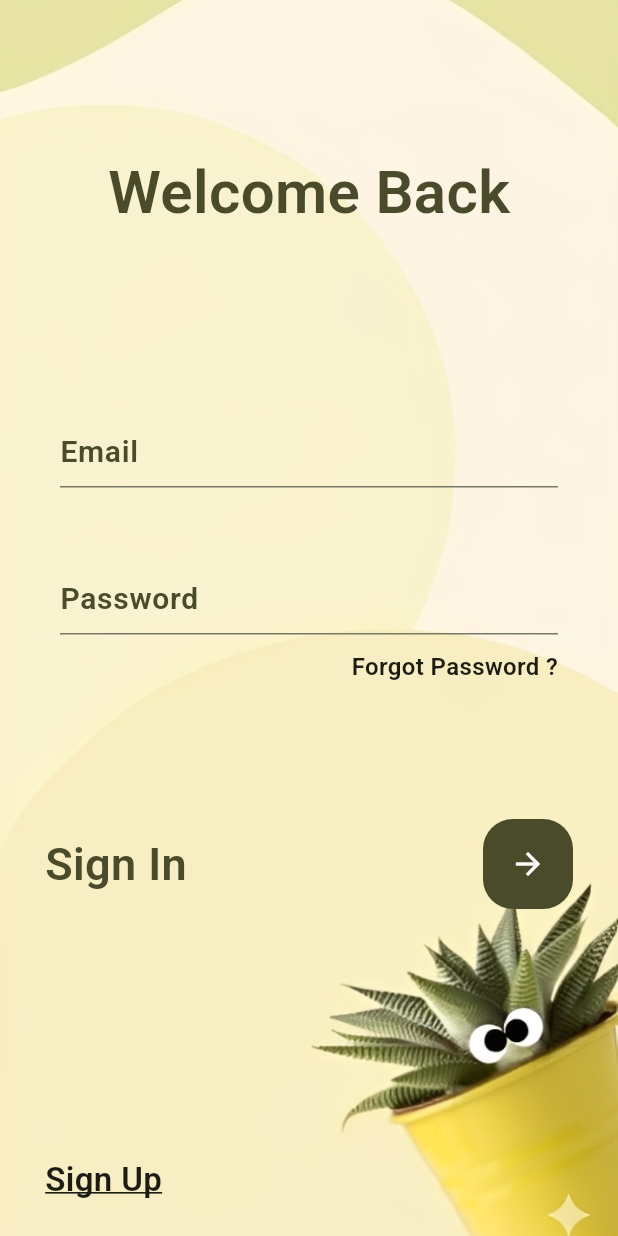
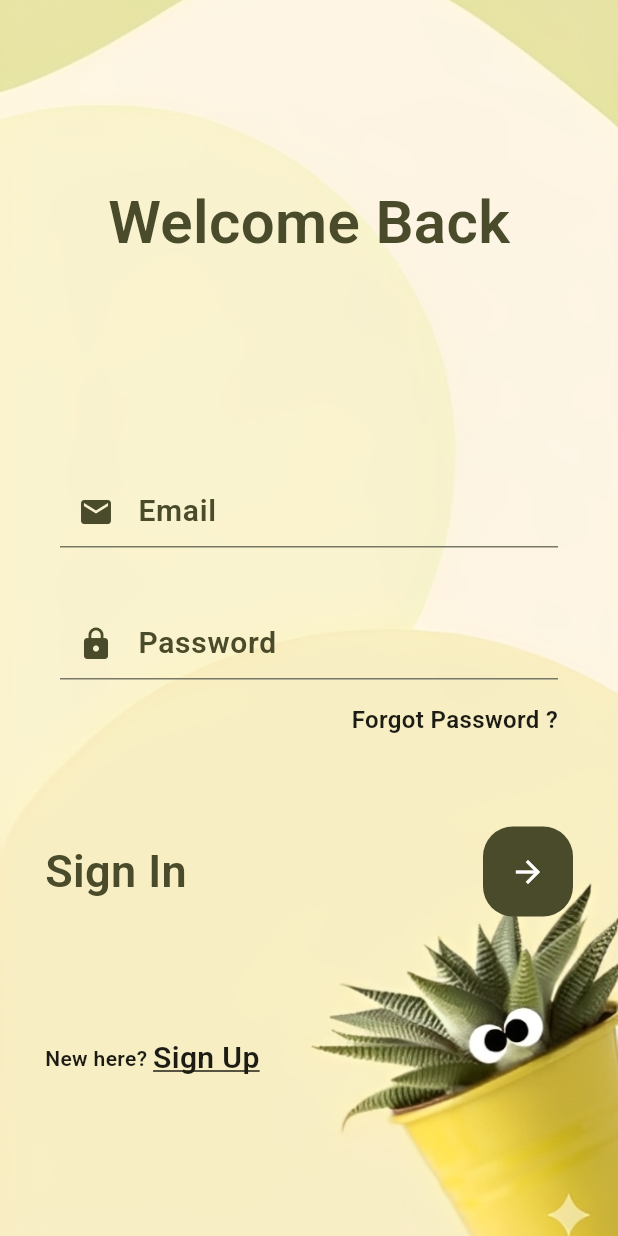
Before and after one commit to dbooker5/flexfit, a Flutter app: the Login screen opened directly, on a phone screen of 412 x 824 dp. Run offline on Flutter 3.47's test engine with Material 3 defaults, Android fonts, the phone set to English and light mode, and no system bars; our stand-ins replace cloud_firestore, firebase_auth, firebase_core, shared_preferences; accounts and stored records are empty; generated files the repository leaves out were written again.

Commit message:
feat: Implement Firebase authentication and data persistence in Login page
Integrates `FirebaseAuth` for user sign-in and `Cloud Firestore` for retrieving user profiles.

Key changes:
- Added `userLogin` logic with error handling for common Firebase Auth exceptions.
- Implemented data persistence using `SharedpreferenceHelper` to cache user details (UID, Name, Email, Wallet) locally.
- Converted the login form to use a `GlobalKey<FormState>` with validation for email and password fields.
- Added a loading state with a `CircularProgressIndicator` during the authentication process.
- Refactored UI to use `TextFormField` with custom styling and icons.
- Improved navigation to redirect to the `Home` page upon successful login and to the `SignUp` page for new users.

```diff
--- a/lib/pages/login.dart
+++ b/lib/pages/login.dart
@@ -1,6 +1,11 @@
+import 'package:cloud_firestore/cloud_firestore.dart';
+import 'package:firebase_auth/firebase_auth.dart';
+import 'package:flexfit/pages/home.dart';
 import 'package:flexfit/pages/signup.dart';
 import 'package:flutter/material.dart';
 
+import '../services/database.dart';
+import '../services/shared_pref.dart';
 import '../widgets/support_widget.dart';
 
 class Login extends StatefulWidget {
@@ -11,9 +16,74 @@ class Login extends StatefulWidget {
 }
 
 class _LoginState extends State<Login> {
+  final _formKey = GlobalKey<FormState>();
+
+  final emailController = TextEditingController();
+  final passwordController = TextEditingController();
+
+  bool isLoading = false;
+
+  Future<void> userLogin() async {
+    if (!_formKey.currentState!.validate()) return;
+
+    setState(() => isLoading = true);
+
+    try {
+      //  Authentication User
+      UserCredential userCredential = await FirebaseAuth.instance
+          .signInWithEmailAndPassword(
+            email: emailController.text.trim(),
+            password: passwordController.text.trim(),
+          );
+
+      String uid = userCredential.user!.uid;
+
+      // Fetch User Data from Firestore using UID
+      DocumentSnapshot userDoc = await DatabaseMethods().getUserDetails(uid);
+
+      // Syn Cloud data to Local Shared Preferences
+      if (userDoc.exists) {
+        await SharedpreferenceHelper().saveUserId(uid);
+        await SharedpreferenceHelper().saveUserName(userDoc['Name']);
+        await SharedpreferenceHelper().saveUserEmail(userDoc['Email']);
+        await SharedpreferenceHelper().saveUserWallet(userDoc['Wallet']);
+
+        if (!mounted) return;
+        ScaffoldMessenger.of(context).showSnackBar(
+          SnackBar(
+            backgroundColor: Colors.green,
+            content: Text("Logged In Successfully"),
+          ),
+        );
+
+        Navigator.pushReplacement(
+          context,
+          MaterialPageRoute(builder: (_) => const Home()),
+        );
+      } else {
+        throw "User data not found in database.";
+      }
+    } on FirebaseAuthException catch (e) {
+      String message = "Login Failed";
+      if (e.code == "user not found") message = "No user found for that email.";
+      if (e.code == "wrong-password") message = "Wrong password provided.";
+
+      ScaffoldMessenger.of(context).showSnackBar(
+        SnackBar(backgroundColor: Colors.red, content: Text(message)),
+      );
+    } catch (e) {
+      ScaffoldMessenger.of(context).showSnackBar(
+        const SnackBar(content: Text("An unexpected error occurred.")),
+      );
+    } finally {
+      if (mounted) setState(() => isLoading = false);
+    }
+  }
+
   @override
   Widget build(BuildContext context) {
     return Scaffold(
+      resizeToAvoidBottomInset: false,
       body: Stack(
         children: [
           Image.asset(
@@ -22,41 +92,36 @@ class _LoginState extends State<Login> {
             width: MediaQuery.of(context).size.width,
             fit: BoxFit.cover,
           ),
-          Column(
+          Form(
+            key: _formKey,
+            child: Column(
               children: [
-              SizedBox(height: 100.0),
+                const SizedBox(height: 120.0),
                 Center(
                   child: Text(
                     "Welcome Back",
                     style: AppWidget.greenTextstyle(40.0),
                   ),
                 ),
-              SizedBox(height: 120.0),
+                const SizedBox(height: 140.0),
 
-              Padding(
-                padding: const EdgeInsets.only(left: 40.0, right: 40.0),
-                child: TextField(
-                  decoration: InputDecoration(
-                    hintText: "Email",
-                    hintStyle: AppWidget.greenTextstyle(20.0),
+                // Email Field
+                _buildTextField(emailController, "Email", Icons.email, false),
+                const SizedBox(height: 40.0),
+
+                // Password Field
+                _buildTextField(
+                  passwordController,
+                  "Password",
+                  Icons.lock,
+                  true,
                 ),
-                ),
-              ),
-              SizedBox(height: 50.0),
 
-              Padding(
-                padding: const EdgeInsets.only(left: 40.0, right: 40.0),
-                child: TextField(
-                  decoration: InputDecoration(
-                    hintText: "Password",
-                    hintStyle: AppWidget.greenTextstyle(20.0),
-                  ),
-                ),
-              ),
-              SizedBox(height: 10.0),
+                const SizedBox(height: 15.0),
 
-              Padding(
-                padding: const EdgeInsets.only(right: 40.0),
+                // Forgot Password
+                const Padding(
+                  padding: EdgeInsets.only(right: 40.0),
                   child: Row(
                     mainAxisAlignment: MainAxisAlignment.end,
                     children: [
@@ -70,44 +135,62 @@ class _LoginState extends State<Login> {
                     ],
                   ),
                 ),
-              SizedBox(height: 90.0),
+                const SizedBox(height: 60.0),
 
+                // Sign In
                 Padding(
-                padding: const EdgeInsets.only(left: 30.0, right: 30.0),
+                  padding: const EdgeInsets.symmetric(horizontal: 30.0),
                   child: Row(
                     mainAxisAlignment: MainAxisAlignment.spaceBetween,
                     children: [
                       Text("Sign In", style: AppWidget.greenTextstyle(30.0)),
-                    Container(
+                      GestureDetector(
+                        onTap: isLoading ? null : userLogin,
+                        child: Container(
                           height: 60,
                           width: 60,
                           decoration: BoxDecoration(
-                        color: Color(0xff494b2b),
+                            color: const Color(0xff494b2b),
                             borderRadius: BorderRadius.circular(20.0),
                           ),
-                      child: Icon(Icons.arrow_forward, color: Colors.white),
+                          child: isLoading
+                              ? const Padding(
+                                  padding: EdgeInsets.all(15.0),
+                                  child: CircularProgressIndicator(
+                                    color: Colors.white,
+                                    strokeWidth: 2,
+                                  ),
+                                )
+                              : const Icon(
+                                  Icons.arrow_forward,
+                                  color: Colors.white,
+                                ),
+                        ),
                       ),
                     ],
                   ),
                 ),
-              SizedBox(height: MediaQuery.of(context).size.height / 5),
 
+                SizedBox(height: 80.0),
+
+                // Sign Up
                 Padding(
-                padding: const EdgeInsets.only(left: 30.0),
+                  padding: const EdgeInsets.only(left: 30.0, bottom: 40.0),
                   child: Row(
                     children: [
+                      const Text("New here? "),
                       GestureDetector(
-                      onTap: () {
-                        Navigator.push(
+                        onTap: () => Navigator.push(
                           context,
-                          MaterialPageRoute(builder: (context) => SignUp()),
-                        );
-                      },
-                      child: Text(
+                          MaterialPageRoute(
+                            builder: (context) => const SignUp(),
+                          ),
+                        ),
+                        child: const Text(
                           "Sign Up",
                           style: TextStyle(
                             fontWeight: FontWeight.bold,
-                          fontSize: 22.0,
+                            fontSize: 20.0,
                             decoration: TextDecoration.underline,
                           ),
                         ),
@@ -117,8 +200,30 @@ class _LoginState extends State<Login> {
                 ),
               ],
             ),
+          ),
         ],
       ),
     );
   }
+
+  Widget _buildTextField(
+    TextEditingController controller,
+    String hint,
+    IconData icon,
+    bool isPassword,
+  ) {
+    return Padding(
+      padding: const EdgeInsets.symmetric(horizontal: 40.0),
+      child: TextFormField(
+        controller: controller,
+        obscureText: isPassword,
+        validator: (value) => value!.isEmpty ? "Enter your $hint" : null,
+        decoration: InputDecoration(
+          prefixIcon: Icon(icon, color: const Color(0xff494b2b)),
+          hintText: hint,
+          hintStyle: AppWidget.greenTextstyle(20.0),
+        ),
+      ),
+    );
   }
+}
```
Lines whose indentation alone changed are shown as unchanged.
